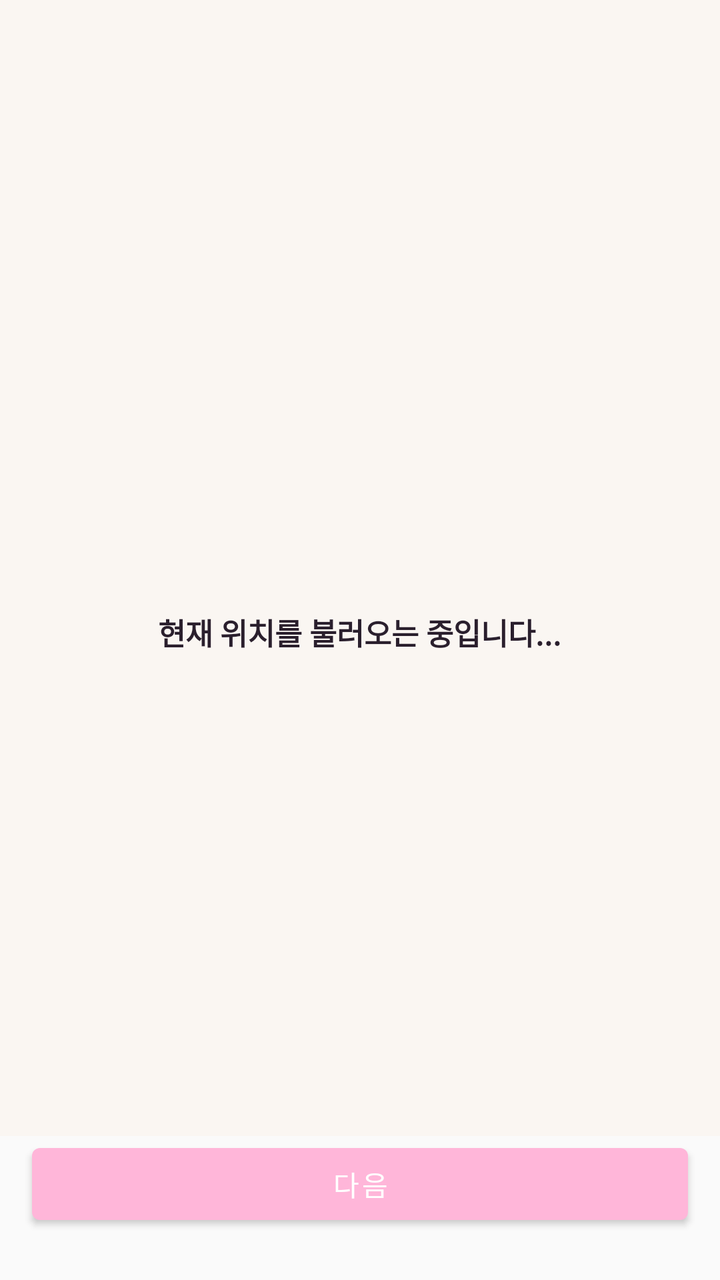
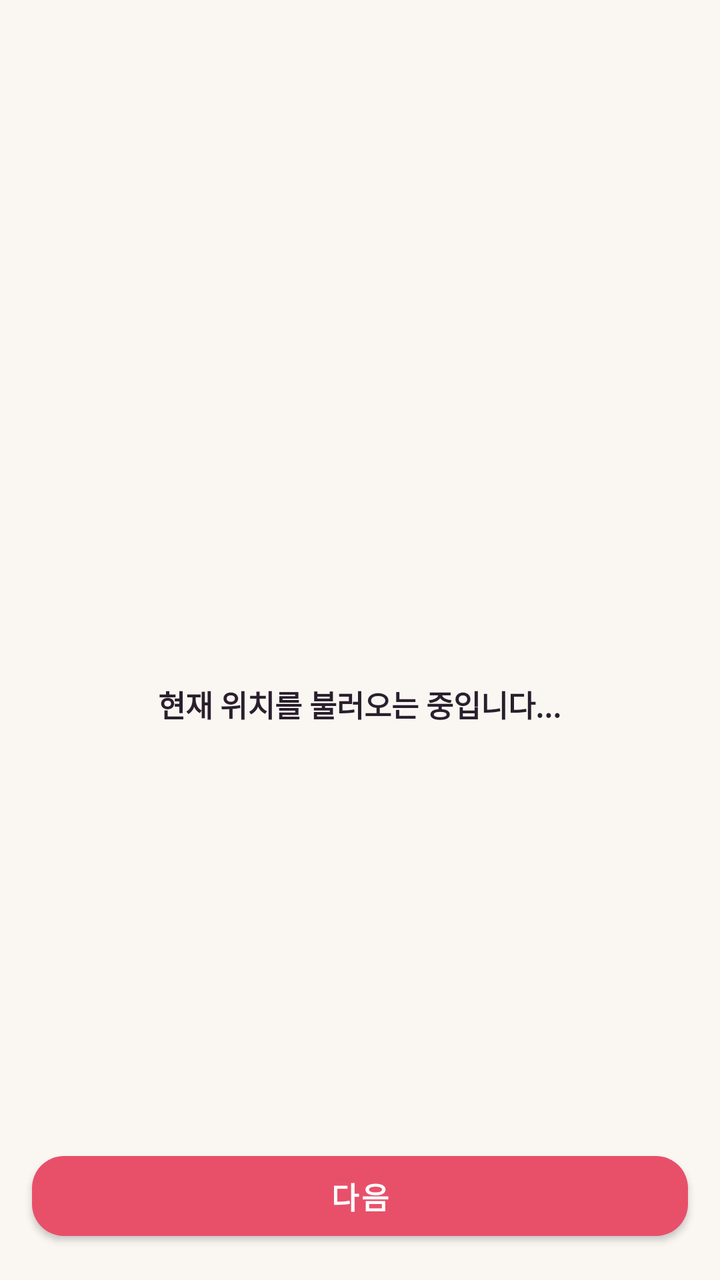

The first picture is an Android layout as it rendered before a commit; the second is the same layout after the commit. The layout source and the unified diff follow.
<!-- AndroidManifest.xml: activity theme Theme.Day2day.NoActionBar -->
<!-- res/layout/activity_map_page.xml -->
<?xml version="1.0" encoding="utf-8"?>
<androidx.constraintlayout.widget.ConstraintLayout xmlns:android="http://schemas.android.com/apk/res/android"
    xmlns:app="http://schemas.android.com/apk/res-auto"
    android:id="@+id/root_map_page"
    android:layout_width="match_parent"
    android:layout_height="match_parent"
    android:background="@color/main_background">

    <FrameLayout
        android:id="@+id/map_page_map"
        android:layout_width="0dp"
        android:layout_height="0dp"
        android:layout_marginBottom="12dp"
        app:layout_constraintBottom_toTopOf="@id/btn_map_page_next"
        app:layout_constraintEnd_toEndOf="parent"
        app:layout_constraintStart_toStartOf="parent"
        app:layout_constraintTop_toTopOf="parent" />

    <LinearLayout
        android:id="@+id/map_page_loading_overlay"
        android:layout_width="0dp"
        android:layout_height="0dp"
        android:background="#CCFAF5F0"
        android:clickable="true"
        android:focusable="true"
        android:gravity="center"
        android:orientation="vertical"
        android:padding="24dp"
        app:layout_constraintBottom_toTopOf="@id/btn_map_page_next"
        app:layout_constraintEnd_toEndOf="parent"
        app:layout_constraintStart_toStartOf="parent"
        app:layout_constraintTop_toTopOf="parent">

        <ProgressBar
            android:id="@+id/pb_map_page_loading"
            android:layout_width="wrap_content"
            android:layout_height="wrap_content"
            android:indeterminateTint="@color/rose" />

        <TextView
            android:id="@+id/tv_map_page_loading"
            android:layout_width="wrap_content"
            android:layout_height="wrap_content"
            android:layout_marginTop="16dp"
            android:text="현재 위치를 불러오는 중입니다..."
            android:textColor="@color/text_dark"
            android:textSize="15sp"
            android:textStyle="bold" />
    </LinearLayout>

    <Button
        android:id="@+id/btn_map_page_next"
        android:layout_width="0dp"
        android:layout_height="wrap_content"
        android:layout_marginStart="16dp"
        android:layout_marginEnd="16dp"
        android:layout_marginBottom="24dp"
        android:text="다음"
        app:layout_constraintBottom_toBottomOf="parent"
        app:layout_constraintEnd_toEndOf="parent"
        app:layout_constraintStart_toStartOf="parent" />

</androidx.constraintlayout.widget.ConstraintLayout>
<!-- resources referenced by this layout -->
<resources>
  <color name="main_background">#FFFAFAFA</color>
  <color name="rose">#e8506a</color>
  <color name="text_dark">#2a1f2d</color>
  <style name="Theme.Day2day.NoActionBar" parent="Theme.MaterialComponents.DayNight.NoActionBar">
          <item name="colorPrimary">@color/pink_primary</item>
          <item name="colorPrimaryVariant">@color/pink_dark</item>
          <item name="colorOnPrimary">@color/white</item>
          <item name="android:statusBarColor">?attr/colorPrimaryVariant</item>
          <item name="android:windowAnimationStyle">@style/AnimationDay2dayNoAnimation</item>
      </style>
  <color name="pink_primary">#FFFFB6D9</color>
  <color name="pink_dark">#FFFF99CC</color>
  <color name="white">#FFFFFFFF</color>
  <style name="AnimationDay2dayNoAnimation">
          <item name="android:activityOpenEnterAnimation">@anim/no_animation</item>
          <item name="android:activityOpenExitAnimation">@anim/no_animation</item>
          <item name="android:activityCloseEnterAnimation">@anim/no_animation</item>
          <item name="android:activityCloseExitAnimation">@anim/no_animation</item>
      </style>
</resources>

<!-- the commit's change to res/layout/activity_map_page.xml (unified diff, before → after) -->
@@ -10,8 +10,7 @@
         android:id="@+id/map_page_map"
         android:layout_width="0dp"
         android:layout_height="0dp"
-        android:layout_marginBottom="12dp"
-        app:layout_constraintBottom_toTopOf="@id/btn_map_page_next"
+        app:layout_constraintBottom_toBottomOf="parent"
         app:layout_constraintEnd_toEndOf="parent"
         app:layout_constraintStart_toStartOf="parent"
         app:layout_constraintTop_toTopOf="parent" />
@@ -26,7 +25,7 @@
         android:gravity="center"
         android:orientation="vertical"
         android:padding="24dp"
-        app:layout_constraintBottom_toTopOf="@id/btn_map_page_next"
+        app:layout_constraintBottom_toBottomOf="parent"
         app:layout_constraintEnd_toEndOf="parent"
         app:layout_constraintStart_toStartOf="parent"
         app:layout_constraintTop_toTopOf="parent">
@@ -48,14 +47,19 @@
             android:textStyle="bold" />
     </LinearLayout>
 
-    <Button
+    <com.google.android.material.button.MaterialButton
         android:id="@+id/btn_map_page_next"
         android:layout_width="0dp"
-        android:layout_height="wrap_content"
+        android:layout_height="52dp"
         android:layout_marginStart="16dp"
         android:layout_marginEnd="16dp"
-        android:layout_marginBottom="24dp"
+        android:layout_marginBottom="16dp"
         android:text="다음"
+        android:textColor="@android:color/white"
+        android:textSize="15sp"
+        android:textStyle="bold"
+        app:backgroundTint="@color/rose"
+        app:cornerRadius="16dp"
         app:layout_constraintBottom_toBottomOf="parent"
         app:layout_constraintEnd_toEndOf="parent"
         app:layout_constraintStart_toStartOf="parent" />
